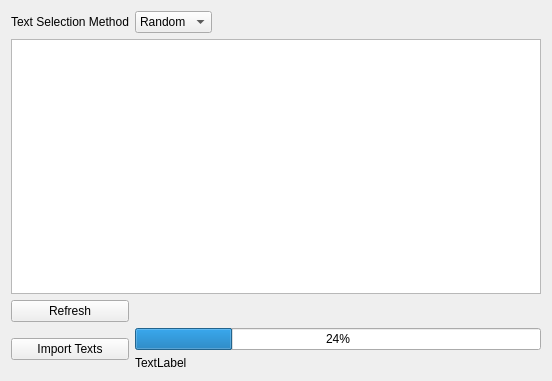
Qt form textmanager.ui (coryo/amphetype2) before a commit.
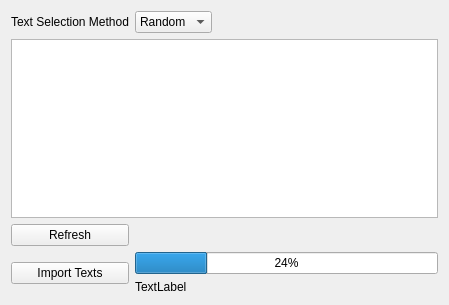
The same form after that commit.

What changed in the file:
```diff
--- a/textmanager.ui
+++ b/textmanager.ui
@@ -6,8 +6,8 @@
    <rect>
     <x>0</x>
     <y>0</y>
-    <width>552</width>
-    <height>381</height>
+    <width>449</width>
+    <height>305</height>
    </rect>
   </property>
   <property name="windowTitle">
@@ -16,15 +16,85 @@
   <layout class="QGridLayout" name="gridLayout_2">
    <item row="0" column="0">
     <layout class="QGridLayout" name="gridLayout">
+     <item row="6" column="1" colspan="2">
+      <widget class="QProgressBar" name="progress">
+       <property name="value">
+        <number>24</number>
+       </property>
+      </widget>
+     </item>
      <item row="2" column="0">
+      <widget class="QLabel" name="label">
+       <property name="sizePolicy">
+        <sizepolicy hsizetype="Minimum" vsizetype="Preferred">
+         <horstretch>0</horstretch>
+         <verstretch>0</verstretch>
+        </sizepolicy>
+       </property>
+       <property name="text">
+        <string>Text Selection Method</string>
+       </property>
+      </widget>
+     </item>
+     <item row="6" column="0" rowspan="2">
+      <widget class="QPushButton" name="importButton">
+       <property name="text">
+        <string>Import Texts</string>
+       </property>
+      </widget>
+     </item>
+     <item row="7" column="1" colspan="2">
+      <widget class="QLabel" name="progressText">
+       <property name="text">
+        <string>TextLabel</string>
+       </property>
+      </widget>
+     </item>
+     <item row="5" column="0">
       <widget class="QPushButton" name="refreshSources">
        <property name="text">
         <string>Refresh</string>
        </property>
       </widget>
      </item>
-     <item row="0" column="2">
-      <spacer name="horizontalSpacer">
+     <item row="4" column="0" colspan="3">
+      <widget class="QTreeView" name="sourcesView">
+       <property name="sizePolicy">
+        <sizepolicy hsizetype="Minimum" vsizetype="Expanding">
+         <horstretch>0</horstretch>
+         <verstretch>0</verstretch>
+        </sizepolicy>
+       </property>
+       <property name="minimumSize">
+        <size>
+         <width>0</width>
+         <height>0</height>
+        </size>
+       </property>
+      </widget>
+     </item>
+     <item row="2" column="1">
+      <widget class="QComboBox" name="selectionMethod">
+       <property name="sizePolicy">
+        <sizepolicy hsizetype="Minimum" vsizetype="Fixed">
+         <horstretch>0</horstretch>
+         <verstretch>0</verstretch>
+        </sizepolicy>
+       </property>
+       <item>
+        <property name="text">
+         <string>Random</string>
+        </property>
+       </item>
+       <item>
+        <property name="text">
+         <string>In Order</string>
+        </property>
+       </item>
+      </widget>
+     </item>
+     <item row="2" column="2">
+      <spacer name="horizontalSpacer_2">
        <property name="orientation">
         <enum>Qt::Horizontal</enum>
        </property>
@@ -36,63 +106,6 @@
        </property>
       </spacer>
      </item>
-     <item row="1" column="0" colspan="3">
-      <widget class="QTreeView" name="sourcesView"/>
-     </item>
-     <item row="0" column="1">
-      <widget class="QComboBox" name="selectionMethod">
-       <property name="sizePolicy">
-        <sizepolicy hsizetype="Minimum" vsizetype="Fixed">
-         <horstretch>0</horstretch>
-         <verstretch>0</verstretch>
-        </sizepolicy>
-       </property>
-       <item>
-        <property name="text">
-         <string>Random</string>
-        </property>
-       </item>
-       <item>
-        <property name="text">
-         <string>In Order</string>
-        </property>
-       </item>
-      </widget>
-     </item>
-     <item row="0" column="0">
-      <widget class="QLabel" name="label">
-       <property name="sizePolicy">
-        <sizepolicy hsizetype="Minimum" vsizetype="Preferred">
-         <horstretch>0</horstretch>
-         <verstretch>0</verstretch>
-        </sizepolicy>
-       </property>
-       <property name="text">
-        <string>Text Selection Method</string>
-       </property>
-      </widget>
-     </item>
-     <item row="4" column="0" rowspan="2">
-      <widget class="QPushButton" name="importButton">
-       <property name="text">
-        <string>Import Texts</string>
-       </property>
-      </widget>
-     </item>
-     <item row="4" column="1" colspan="2">
-      <widget class="QProgressBar" name="progress">
-       <property name="value">
-        <number>24</number>
-       </property>
-      </widget>
-     </item>
-     <item row="5" column="1" colspan="2">
-      <widget class="QLabel" name="progressText">
-       <property name="text">
-        <string>TextLabel</string>
-       </property>
-      </widget>
-     </item>
     </layout>
    </item>
   </layout>
```
